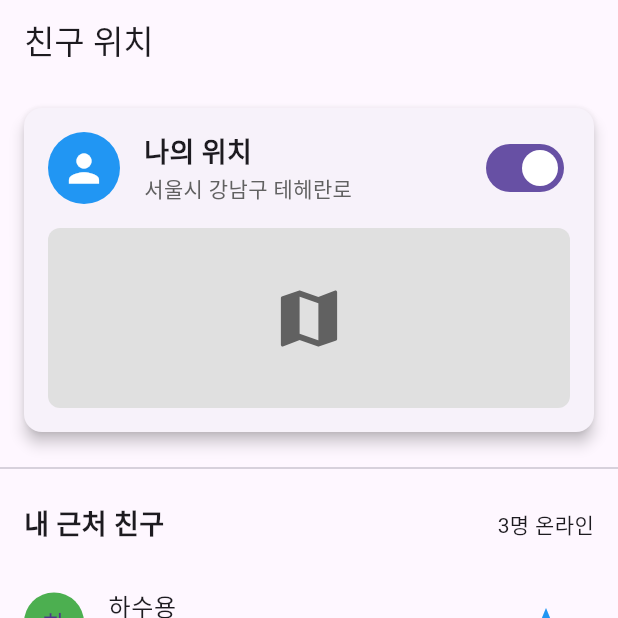
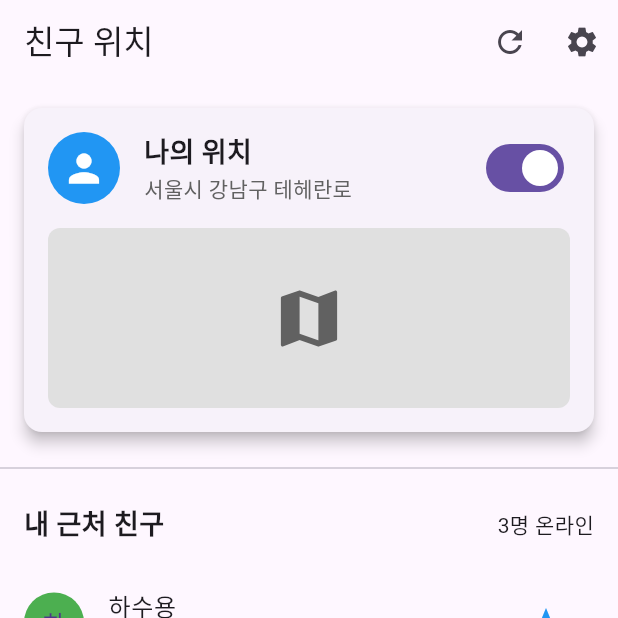
Before and after one commit to Selene-ovo/TOMAPTO, a Flutter app: the screen it shows after launch, item 2 of the bottom bar chosen, on a phone screen of 412 x 824 dp, the top half of it. Run offline on Flutter 3.47's test engine with Material 3 defaults, Android fonts, the phone set to English and light mode, and no system bars; our stand-ins replace flutter_dotenv, flutter_svg, geolocator; missing offline and left inert: flutter_naver_map.

Commit message:
임시저장

```diff
--- a/lib/main.dart
+++ b/lib/main.dart
@@ -1,21 +1,79 @@
+// lib/main.dart
+
 import 'package:flutter/material.dart';
 import 'package:flutter_naver_map/flutter_naver_map.dart';
 import 'package:geolocator/geolocator.dart';
 import 'package:flutter_dotenv/flutter_dotenv.dart';
 import 'widgets/bottom_nav_bar.dart'; // 네비게이션바 임포트
 
-// 기존 friendPage 클래스 유지 (FriendScreen 대신 사용)
-class friendPage extends StatelessWidget {
-  const friendPage({Key? key}) : super(key: key);
+// FriendScreen 클래스 정의 (StatefulWidget으로 변경)
+class FriendScreen extends StatefulWidget {
+  const FriendScreen({Key? key}) : super(key: key);
+
+  @override
+  _FriendScreenState createState() => _FriendScreenState();
+}
+
+class _FriendScreenState extends State<FriendScreen> {
+  // 임시 친구 데이터 (실제로는 API나 DB에서 가져옴)
+  final List<Map<String, dynamic>> friends = [
+    {
+      'name': '하수용',
+      'avatar': 'assets/images/profile1.png',
+      'distance': '0.5km',
+      'lastUpdated': '1분 전',
+      'isSharing': true,
+    },
+    {
+      'name': '심종완',
+      'avatar': 'assets/images/profile2.png',
+      'distance': '1.2km',
+      'lastUpdated': '5분 전',
+      'isSharing': true,
+    },
+    {
+      'name': '황중혁',
+      'avatar': 'assets/images/profile3.png',
+      'distance': '3.7km',
+      'lastUpdated': '30분 전',
+      'isSharing': true,
+    },
+    {
+      'name': '원종호',
+      'avatar': 'assets/images/profile4.png',
+      'distance': '오프라인',
+      'lastUpdated': '1시간 전',
+      'isSharing': false,
+    },
+  ];
 
   @override
   Widget build(BuildContext context) {
     return Scaffold(
-      appBar: AppBar(title: const Text('친구 위치')),
+      appBar: AppBar(
+        title: Text('친구 위치'),
+        actions: [
+          IconButton(
+            icon: Icon(Icons.refresh),
+            onPressed: () {
+              // 위치 새로고침 로직
+              ScaffoldMessenger.of(
+                context,
+              ).showSnackBar(SnackBar(content: Text('위치 정보를 새로고침했습니다')));
+            },
+          ),
+          IconButton(
+            icon: Icon(Icons.settings),
+            onPressed: () {
+              // 설정 화면 이동 로직
+            },
+          ),
+        ],
+      ),
       body: Column(
         children: [
           // 내 위치 공유 상태 카드
-          _buildMyLocationCard(context),
+          _buildMyLocationCard(),
 
           // 구분선
           Divider(thickness: 1),
@@ -30,40 +88,19 @@ class friendPage extends StatelessWidget {
                   '내 근처 친구',
                   style: TextStyle(fontSize: 18, fontWeight: FontWeight.bold),
                 ),
-                Text('3명 온라인'),
+                Text('${friends.where((f) => f['isSharing']).length}명 온라인'),
               ],
             ),
           ),
 
           // 친구 목록
           Expanded(
-            child: ListView(
-              children: [
-                _buildFriendItem(context, {
-                  'name': '하수용',
-                  'distance': '0.5km',
-                  'lastUpdated': '1분 전',
-                  'isSharing': true,
-                }),
-                _buildFriendItem(context, {
-                  'name': '심종완',
-                  'distance': '1.2km',
-                  'lastUpdated': '5분 전',
-                  'isSharing': true,
-                }),
-                _buildFriendItem(context, {
-                  'name': '황중혁',
-                  'distance': '3.7km',
-                  'lastUpdated': '30분 전',
-                  'isSharing': true,
-                }),
-                _buildFriendItem(context, {
-                  'name': '원종호',
-                  'distance': '오프라인',
-                  'lastUpdated': '1시간 전',
-                  'isSharing': false,
-                }),
-              ],
+            child: ListView.builder(
+              itemCount: friends.length,
+              itemBuilder: (context, index) {
+                final friend = friends[index];
+                return _buildFriendItem(friend);
+              },
             ),
           ),
         ],
@@ -79,8 +116,7 @@ class friendPage extends StatelessWidget {
     );
   }
 
-  // 위젯 메서드들을 static으로 변경
-  static Widget _buildMyLocationCard(BuildContext context) {
+  Widget _buildMyLocationCard() {
     return Card(
       margin: EdgeInsets.all(16),
       elevation: 4,
@@ -117,6 +153,9 @@ class friendPage extends StatelessWidget {
                   value: true,
                   onChanged: (value) {
                     // 위치 공유 토글 로직
+                    setState(() {
+                      // 위치 공유 상태 변경
+                    });
                   },
                 ),
               ],
@@ -138,10 +177,7 @@ class friendPage extends StatelessWidget {
     );
   }
 
-  static Widget _buildFriendItem(
-    BuildContext context,
-    Map<String, dynamic> friend,
-  ) {
+  Widget _buildFriendItem(Map<String, dynamic> friend) {
     return ListTile(
       leading: CircleAvatar(
         backgroundColor: friend['isSharing'] ? Colors.green : Colors.grey,
@@ -171,10 +207,7 @@ class friendPage extends StatelessWidget {
     );
   }
 
-  static void _showFriendDetail(
-    BuildContext context,
-    Map<String, dynamic> friend,
-  ) {
+  void _showFriendDetail(BuildContext context, Map<String, dynamic> friend) {
     showModalBottomSheet(
       context: context,
       shape: RoundedRectangleBorder(
@@ -252,7 +285,7 @@ class friendPage extends StatelessWidget {
     );
   }
 
-  static void _showMapFullScreen(BuildContext context) {
+  void _showMapFullScreen(BuildContext context) {
     Navigator.of(context).push(
       MaterialPageRoute(
         builder:
@@ -281,38 +314,48 @@ class friendPage extends StatelessWidget {
                       height: 120,
                       padding: EdgeInsets.symmetric(vertical: 8),
                       color: Colors.white,
-                      child: ListView(
+                      child: ListView.builder(
                         scrollDirection: Axis.horizontal,
+                        itemCount: friends.where((f) => f['isSharing']).length,
                         padding: EdgeInsets.symmetric(horizontal: 16),
+                        itemBuilder: (context, index) {
+                          final onlineFriends =
+                              friends.where((f) => f['isSharing']).toList();
+                          return Container(
+                            width: 100,
+                            margin: EdgeInsets.only(right: 12),
+                            child: Column(
                               children: [
-                          _buildFriendCard('하수용', '0.5km'),
-                          _buildFriendCard('심종완', '1.2km'),
-                          _buildFriendCard('황중혁', '3.7km'),
+                                CircleAvatar(
+                                  child: Text(
+                                    onlineFriends[index]['name'].substring(
+                                      0,
+                                      1,
+                                    ),
+                                  ),
+                                ),
+                                SizedBox(height: 4),
+                                Text(
+                                  onlineFriends[index]['name'],
+                                  overflow: TextOverflow.ellipsis,
+                                ),
+                                Text(
+                                  onlineFriends[index]['distance'],
+                                  style: TextStyle(
+                                    fontSize: 12,
+                                    color: Colors.grey[600],
+                                  ),
+                                ),
                               ],
+                            ),
+                          );
+                        },
                       ),
                     ),
                   ),
                 ],
               ),
             ),
-      ),
-    );
-  }
-
-  static Widget _buildFriendCard(String name, String distance) {
-    return Container(
-      width: 100,
-      margin: EdgeInsets.only(right: 12),
-      child: Column(
-        children: [
-          CircleAvatar(child: Text(name.substring(0, 1))),
-          SizedBox(height: 4),
-          Text(name, overflow: TextOverflow.ellipsis),
-          Text(
-            distance,
-            style: TextStyle(fontSize: 12, color: Colors.grey[600]),
-          ),
-        ],
       ),
     );
   }
@@ -335,8 +378,6 @@ void main() async {
 }
 
 class MyApp extends StatelessWidget {
-  const MyApp({Key? key}) : super(key: key);
-
   @override
   Widget build(BuildContext context) {
     return MaterialApp(
@@ -364,7 +405,7 @@ class _MainPageState extends State<MainPage> {
   // 각 탭에 해당하는 페이지 목록
   final List<Widget> _pages = [
     const NaverMapPage(), // 메인 페이지 (지도)
-    const friendPage(), // 기존 친구 페이지 유지 (수정된 코드 포함)
+    const FriendScreen(), // FriendScreen으로 변경
     const NavigatePage(), // 네비게이션 페이지
     const FavoritesPage(), // 즐겨찾기 페이지
     const ProfilePage(), // 프로필 페이지
@@ -389,7 +430,7 @@ class _MainPageState extends State<MainPage> {
   }
 }
 
-// 기존 네이버 맵 페이지 (일부 수정)
+// NaverMapPage 클래스 완전히 재구현
 class NaverMapPage extends StatefulWidget {
   const NaverMapPage({Key? key}) : super(key: key);
 
@@ -400,7 +441,6 @@ class NaverMapPage extends StatefulWidget {
 class _NaverMapPageState extends State<NaverMapPage> {
   NaverMapController? _mapController;
   NLatLng? _currentPosition;
-  final Set<NMarker> _markers = {};
 
   @override
   void initState() {
@@ -408,48 +448,48 @@ class _NaverMapPageState extends State<NaverMapPage> {
     _getCurrentLocation();
   }
 
+  // 현재 위치 가져오기
   Future<void> _getCurrentLocation() async {
-    // 위치 권한 요청
+    try {
+      // 위치 권한 확인
       LocationPermission permission = await Geolocator.checkPermission();
       if (permission == LocationPermission.denied) {
         permission = await Geolocator.requestPermission();
         if (permission == LocationPermission.denied) {
+          // 권한이 거부되면 기본 위치 사용
           return;
         }
       }
 
       // 현재 위치 가져오기
-    try {
-      Position position = await Geolocator.getCurrentPosition();
+      Position position = await Geolocator.getCurrentPosition(
+        desiredAccuracy: LocationAccuracy.high,
+      );
+
       setState(() {
         _currentPosition = NLatLng(position.latitude, position.longitude);
       });
 
-      // 카메라 이동
+      // 지도 컨트롤러가 초기화되었다면 카메라 이동
       if (_mapController != null && _currentPosition != null) {
         _mapController!.updateCamera(
           NCameraUpdate.withParams(target: _currentPosition, zoom: 15),
         );
-
-        // 마커 업데이트
         _updateMarkers();
       }
     } catch (e) {
-      print('위치 가져오기 실패: $e');
+      print('위치 가져오기 오류: $e');
     }
   }
 
+  // 마커 업데이트
   void _updateMarkers() {
-    if (_mapController != null && _currentPosition != null) {
-      setState(() {
-        // 새로운 마커 세트 생성
-        _markers.clear();
+    if (_mapController == null || _currentPosition == null) return;
 
-        final marker = NMarker(id: '현재위치', position: _currentPosition!);
-
-        _markers.add(marker);
-      });
-    }
+    // 현재 위치 마커 추가
+    _mapController!.addOverlay(
+      NMarker(id: 'current_location', position: _currentPosition!),
+    );
   }
 
   @override
```
Also changed, not shown: 1 other file. Lines whose indentation alone changed are shown as unchanged.
